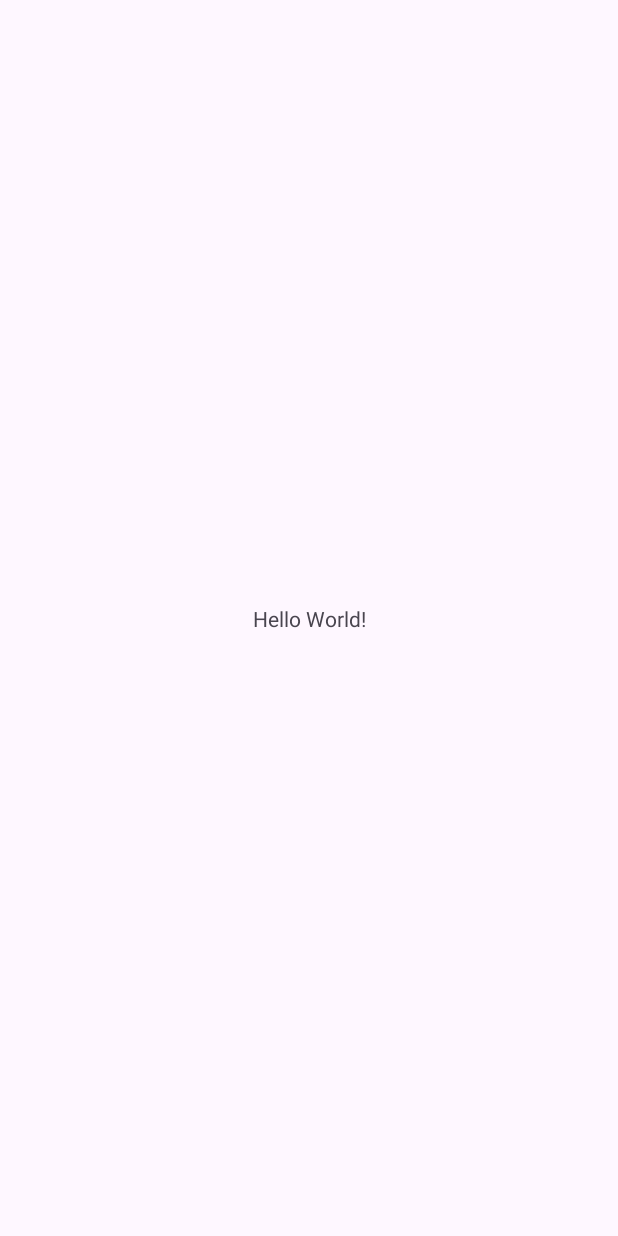
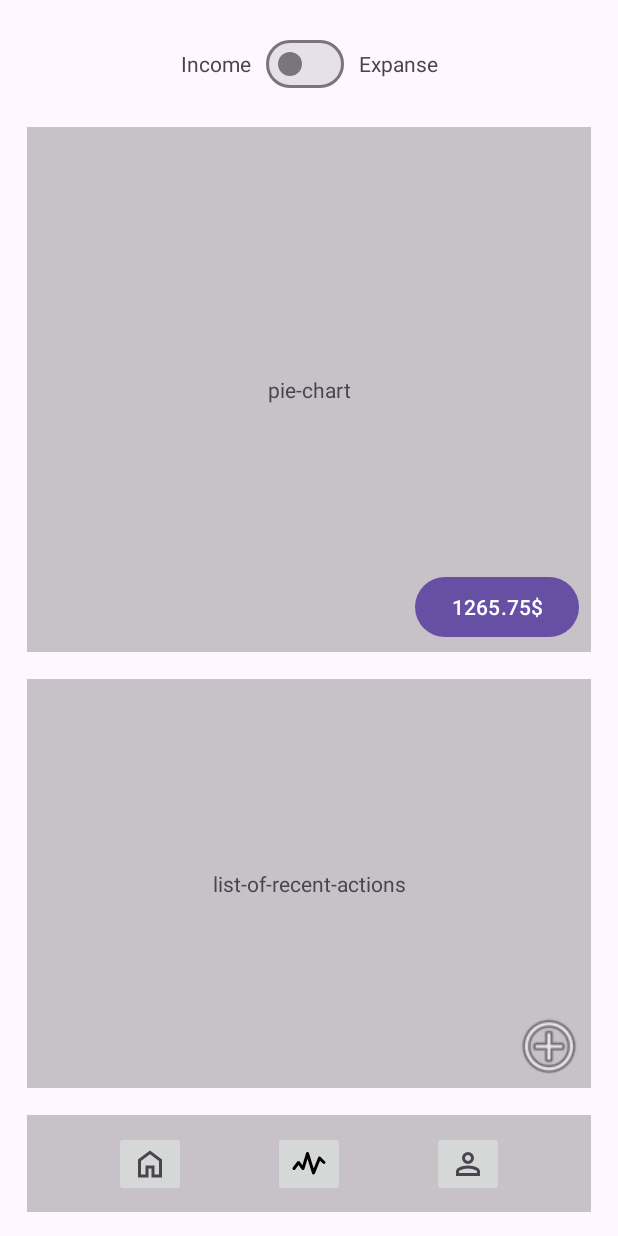
Before and after one commit to Ch-Tima/WalletTracker, an Android app: the screen it shows after launch (MainActivity), on a phone screen of 412 x 824 dp. Before the commit the screen is almost empty. Run offline under Robolectric (Android 15) with nearby library versions, the light colour scheme and no system bars; our stand-ins replace Room's generated code, RxJava.

Commit message:
Added home-fragment sketch and transaction creation dialog

```diff
--- a/WalletTracker/app/src/main/java/com/chtima/wallettracker/MainActivity.java
+++ b/WalletTracker/app/src/main/java/com/chtima/wallettracker/MainActivity.java
@@ -1,15 +1,12 @@
 package com.chtima.wallettracker;
 
-import android.content.SharedPreferences;
 import android.os.Bundle;
 import android.util.Log;
 
 import androidx.appcompat.app.AppCompatActivity;
-import androidx.room.Room;
-import androidx.room.RoomDatabase;
-import androidx.sqlite.db.SupportSQLiteDatabase;
 
 import com.chtima.wallettracker.dao.AppDatabase;
+import com.chtima.wallettracker.fragments.HomeFragment;
 import com.chtima.wallettracker.models.Category;
 import com.chtima.wallettracker.models.CategoryWithTransactions;
 import com.chtima.wallettracker.models.Transaction;
@@ -26,23 +23,19 @@ import io.reactivex.rxjava3.schedulers.Schedulers;
 
 public class MainActivity extends AppCompatActivity {
 
-    private final String FIRST_RUN = "first-run";
-
-    SharedPreferences prefs = null;
-
-
     @Override
     protected void onCreate(Bundle savedInstanceState) {
         super.onCreate(savedInstanceState);
-
-        prefs = getSharedPreferences(this.getPackageName(), MODE_PRIVATE);
-        boolean f = prefs.getBoolean("FIRST_RUN", true);
 
         setContentView(R.layout.activity_main);
 
         AppDatabase db = AppDatabase.getInstance(this.getApplicationContext());
 
         getAllCategory(db);
+
+        getSupportFragmentManager().beginTransaction()
+                .replace(R.id.main_fragment_container, HomeFragment.newInstance(), HomeFragment.class.getName())
+                .commit();
 
     }
 
--- /dev/null
+++ b/WalletTracker/app/src/main/java/com/chtima/wallettracker/fragments/HomeFragment.java
@@ -0,0 +1,49 @@
+package com.chtima.wallettracker.fragments;
+
+import android.os.Bundle;
+
+import androidx.appcompat.app.AlertDialog;
+import androidx.fragment.app.Fragment;
+
+import android.view.LayoutInflater;
+import android.view.View;
+import android.view.ViewGroup;
+import android.widget.Button;
+import android.widget.ImageButton;
+
+import com.chtima.wallettracker.R;
+
+public class HomeFragment extends Fragment {
+
+
+    public static HomeFragment newInstance() {
+        HomeFragment fragment = new HomeFragment();
+        Bundle args = new Bundle();
+        fragment.setArguments(args);
+        return fragment;
+    }
+
+    @Override
+    public void onCreate(Bundle savedInstanceState) {
+        super.onCreate(savedInstanceState);
+    }
+
+    @Override
+    public View onCreateView(LayoutInflater inflater, ViewGroup container,
+                             Bundle savedInstanceState) {
+        // Inflate the layout for this fragment
+        View view = inflater.inflate(R.layout.fragment_home, container, false);
+
+        ((ImageButton)view.findViewById(R.id.btn_add)).setOnClickListener(x -> {
+//            AlertDialog.Builder builder = new AlertDialog.Builder(getContext());
+//            builder.setView(R.layout.fragment_add_transaction_dialog);
+//            builder.set
+//            builder.create().show();
+
+            AddTransactionDialogFragment dialogFragment = AddTransactionDialogFragment.newInstance();
+            dialogFragment.show(getChildFragmentManager(), AddTransactionDialogFragment.class.getName());
+        });
+
+        return view;
+    }
+}
--- /dev/null
+++ b/WalletTracker/app/src/main/res/drawable/activit.xml
@@ -0,0 +1,12 @@
+<?xml version="1.0" encoding="utf-8"?>
+<vector xmlns:android="http://schemas.android.com/apk/res/android"
+    android:width="24dp"
+    android:height="24dp"
+    android:viewportWidth="24"
+    android:viewportHeight="24">
+
+    <path
+        android:fillColor="#000000"
+        android:fillType="evenOdd"
+        android:pathData="M10.9965 4.00001C11.4368 3.99846 11.8263 4.28508 11.9558 4.70591L15.1231 14.9997L18.0715 7.62861C18.1964 7.31651 18.4697 7.08801 18.7989 7.02042C19.1282 6.95284 19.4694 7.0552 19.7071 7.29289L22.7071 10.2929C23.0976 10.6834 23.0976 11.3166 22.7071 11.7071C22.3166 12.0976 21.6834 12.0976 21.2929 11.7071L19.3652 9.77946L15.9285 18.3714C15.771 18.765 15.3826 19.0165 14.959 18.9992C14.5355 18.9818 14.1689 18.6992 14.0442 18.2941L11.0121 8.43973L8.95782 15.2873C8.84938 15.6488 8.54667 15.9185 8.17511 15.9845C7.80355 16.0506 7.42643 15.9019 7.2 15.6L5 12.6667L2.8 15.6C2.46863 16.0418 1.84183 16.1314 1.4 15.8C0.95817 15.4686 0.868627 14.8418 1.2 14.4L4.2 10.4C4.38885 10.1482 4.68524 10 5 10C5.31475 10 5.61114 10.1482 5.8 10.4L7.6114 12.8152L10.0422 4.71265C10.1687 4.29092 10.5562 4.00156 10.9965 4.00001Z" />
+</vector>
--- /dev/null
+++ b/WalletTracker/app/src/main/res/drawable/home_24px.xml
@@ -0,0 +1,10 @@
+<vector xmlns:android="http://schemas.android.com/apk/res/android"
+    android:width="24dp"
+    android:height="24dp"
+    android:viewportWidth="960"
+    android:viewportHeight="960"
+    android:tint="?attr/colorControlNormal">
+  <path
+      android:fillColor="@android:color/white"
+      android:pathData="M240,760L360,760L360,520L600,520L600,760L720,760L720,400L480,220L240,400L240,760ZM160,840L160,360L480,120L800,360L800,840L520,840L520,600L440,600L440,840L160,840ZM480,490L480,490L480,490L480,490L480,490L480,490L480,490L480,490L480,490L480,490Z"/>
+</vector>
--- /dev/null
+++ b/WalletTracker/app/src/main/res/drawable/person_24px.xml
@@ -0,0 +1,10 @@
+<vector xmlns:android="http://schemas.android.com/apk/res/android"
+    android:width="24dp"
+    android:height="24dp"
+    android:viewportWidth="960"
+    android:viewportHeight="960"
+    android:tint="?attr/colorControlNormal">
+  <path
+      android:fillColor="@android:color/white"
+      android:pathData="M480,480Q414,480 367,433Q320,386 320,320Q320,254 367,207Q414,160 480,160Q546,160 593,207Q640,254 640,320Q640,386 593,433Q546,480 480,480ZM160,800L160,688Q160,654 177.5,625.5Q195,597 224,582Q286,551 350,535.5Q414,520 480,520Q546,520 610,535.5Q674,551 736,582Q765,597 782.5,625.5Q800,654 800,688L800,800L160,800ZM240,720L720,720L720,688Q720,677 714.5,668Q709,659 700,654Q646,627 591,613.5Q536,600 480,600Q424,600 369,613.5Q314,627 260,654Q251,659 245.5,668Q240,677 240,688L240,720ZM480,400Q513,400 536.5,376.5Q560,353 560,320Q560,287 536.5,263.5Q513,240 480,240Q447,240 423.5,263.5Q400,287 400,320Q400,353 423.5,376.5Q447,400 480,400ZM480,320Q480,320 480,320Q480,320 480,320Q480,320 480,320Q480,320 480,320Q480,320 480,320Q480,320 480,320Q480,320 480,320Q480,320 480,320ZM480,720L480,720Q480,720 480,720Q480,720 480,720Q480,720 480,720Q480,720 480,720Q480,720 480,720Q480,720 480,720Q480,720 480,720Q480,720 480,720L480,720L480,720Z"/>
+</vector>
--- a/WalletTracker/app/src/main/res/layout/activity_main.xml
+++ b/WalletTracker/app/src/main/res/layout/activity_main.xml
@@ -2,18 +2,13 @@
 <androidx.constraintlayout.widget.ConstraintLayout xmlns:android="http://schemas.android.com/apk/res/android"
     xmlns:app="http://schemas.android.com/apk/res-auto"
     xmlns:tools="http://schemas.android.com/tools"
-    android:id="@+id/main"
     android:layout_width="match_parent"
     android:layout_height="match_parent"
     tools:context=".MainActivity">
 
-    <TextView
-        android:layout_width="wrap_content"
-        android:layout_height="wrap_content"
-        android:text="Hello World!"
-        app:layout_constraintBottom_toBottomOf="parent"
-        app:layout_constraintEnd_toEndOf="parent"
-        app:layout_constraintStart_toStartOf="parent"
-        app:layout_constraintTop_toTopOf="parent" />
+    <androidx.fragment.app.FragmentContainerView
+        android:id="@+id/main_fragment_container"
+        android:layout_width="match_parent"
+        android:layout_height="match_parent"/>
 
 </androidx.constraintlayout.widget.ConstraintLayout>
--- /dev/null
+++ b/WalletTracker/app/src/main/res/layout/fragment_home.xml
@@ -0,0 +1,168 @@
+<?xml version="1.0" encoding="utf-8"?>
+<FrameLayout xmlns:android="http://schemas.android.com/apk/res/android"
+    xmlns:tools="http://schemas.android.com/tools"
+    android:layout_width="match_parent"
+    android:layout_height="match_parent"
+    xmlns:app="http://schemas.android.com/apk/res-auto"
+    tools:context=".fragments.HomeFragment">
+
+
+    <androidx.constraintlayout.widget.ConstraintLayout
+        android:layout_width="match_parent"
+        android:layout_height="match_parent">
+
+        <LinearLayout
+            android:id="@+id/linearLayout"
+            android:layout_width="wrap_content"
+            android:layout_height="wrap_content"
+            android:orientation="horizontal"
+            app:layout_constraintBottom_toTopOf="@+id/pie_chart"
+            app:layout_constraintEnd_toEndOf="parent"
+            app:layout_constraintStart_toStartOf="parent"
+            app:layout_constraintTop_toTopOf="parent">
+
+            <TextView
+                android:layout_width="wrap_content"
+                android:layout_height="wrap_content"
+                android:text="@string/income" />
+
+            <com.google.android.material.materialswitch.MaterialSwitch
+                android:layout_width="wrap_content"
+                android:layout_height="wrap_content"
+                android:layout_marginHorizontal="10dp" />
+
+            <TextView
+                android:layout_width="wrap_content"
+                android:layout_height="wrap_content"
+                android:text="@string/expanse" />
+        </LinearLayout>
+
+        <androidx.constraintlayout.widget.ConstraintLayout
+            android:id="@+id/pie_chart"
+            android:layout_width="match_parent"
+            android:layout_height="wrap_content"
+            android:layout_marginHorizontal="18dp"
+            android:background="@color/cardview_shadow_start_color"
+            android:minHeight="350dp"
+            app:layout_constraintBottom_toBottomOf="parent"
+            app:layout_constraintHorizontal_bias="0.457"
+            app:layout_constraintLeft_toLeftOf="parent"
+            app:layout_constraintRight_toRightOf="parent"
+            app:layout_constraintTop_toTopOf="parent"
+            app:layout_constraintVertical_bias="0.178">
+
+
+            <Button
+                android:layout_width="wrap_content"
+                android:layout_height="wrap_content"
+                android:text="1265.75$"
+                app:layout_constraintBottom_toBottomOf="parent"
+                app:layout_constraintEnd_toEndOf="parent"
+                app:layout_constraintHorizontal_bias="0.97"
+                app:layout_constraintStart_toStartOf="parent"
+                app:layout_constraintTop_toTopOf="parent"
+                app:layout_constraintVertical_bias="0.98" />
+
+            <TextView
+                android:id="@+id/textView1"
+                android:layout_width="wrap_content"
+                android:layout_height="wrap_content"
+                android:text="pie-chart"
+                app:layout_constraintBottom_toBottomOf="parent"
+                app:layout_constraintEnd_toEndOf="parent"
+                app:layout_constraintStart_toStartOf="parent"
+                app:layout_constraintTop_toTopOf="parent" />
+        </androidx.constraintlayout.widget.ConstraintLayout>
+
+        <androidx.constraintlayout.widget.ConstraintLayout
+            android:id="@+id/constraintLayout3"
+            android:layout_width="match_parent"
+            android:layout_height="0dp"
+            android:layout_marginHorizontal="18dp"
+            android:layout_marginVertical="18dp"
+            android:background="@color/cardview_shadow_start_color"
+            android:minHeight="100dp"
+            app:layout_constraintBottom_toTopOf="@+id/constraintLayout2"
+            app:layout_constraintEnd_toEndOf="parent"
+            app:layout_constraintHorizontal_bias="0.0"
+            app:layout_constraintStart_toStartOf="parent"
+            app:layout_constraintTop_toBottomOf="@+id/pie_chart"
+            app:layout_constraintVertical_bias="0.514">
+
+            <TextView
+                android:id="@+id/textView2"
+                android:layout_width="wrap_content"
+                android:layout_height="wrap_content"
+                android:text="list-of-recent-actions"
+                app:layout_constraintBottom_toBottomOf="parent"
+                app:layout_constraintEnd_toEndOf="parent"
+                app:layout_constraintStart_toStartOf="parent"
+                app:layout_constraintTop_toTopOf="parent" />
+
+            <ImageButton
+                android:id="@+id/btn_add"
+                android:layout_width="wrap_content"
+                android:layout_height="wrap_content"
+                android:adjustViewBounds="true"
+                android:background="@color/transparent"
+                android:scaleType="fitXY"
+                android:scaleX="1.5"
+                android:scaleY="1.5"
+                android:src="@android:drawable/ic_menu_add"
+                app:layout_constraintTop_toTopOf="parent"
+                app:layout_constraintBottom_toBottomOf="parent"
+                app:layout_constraintLeft_toLeftOf="parent"
+                app:layout_constraintRight_toRightOf="parent"
+                app:layout_constraintHorizontal_bias="0.965"
+                app:layout_constraintVertical_bias="0.95"/>
+
+        </androidx.constraintlayout.widget.ConstraintLayout>
+
+        <androidx.constraintlayout.widget.ConstraintLayout
+            android:id="@+id/constraintLayout2"
+            android:layout_width="match_parent"
+            android:layout_height="wrap_content"
+            android:layout_marginHorizontal="18dp"
+            android:background="@color/cardview_shadow_start_color"
+            android:minHeight="65dp"
+            app:layout_constraintBottom_toBottomOf="parent"
+            app:layout_constraintLeft_toLeftOf="parent"
+            app:layout_constraintRight_toRightOf="parent"
+            app:layout_constraintTop_toBottomOf="@id/pie_chart"
+            app:layout_constraintVertical_bias="0.95">
+
+            <ImageButton
+                android:id="@+id/bnt_home"
+                android:layout_width="wrap_content"
+                android:layout_height="wrap_content"
+                android:src="@drawable/home_24px"
+                app:layout_constraintBottom_toBottomOf="parent"
+                app:layout_constraintLeft_toLeftOf="parent"
+                app:layout_constraintRight_toLeftOf="@id/btn_activity"
+                app:layout_constraintTop_toTopOf="parent" />
+
+            <ImageButton
+                android:id="@+id/btn_activity"
+                android:layout_width="wrap_content"
+                android:layout_height="wrap_content"
+                android:src="@drawable/activit"
+                app:layout_constraintBottom_toBottomOf="parent"
+                app:layout_constraintLeft_toRightOf="@id/bnt_home"
+                app:layout_constraintRight_toLeftOf="@id/bnt_profile"
+                app:layout_constraintTop_toTopOf="parent" />
+
+            <ImageButton
+                android:id="@+id/bnt_profile"
+                android:layout_width="wrap_content"
+                android:layout_height="wrap_content"
+                android:src="@drawable/person_24px"
+                app:layout_constraintBottom_toBottomOf="parent"
+                app:layout_constraintRight_toRightOf="parent"
+                app:layout_constraintLeft_toRightOf="@id/btn_activity"
+                app:layout_constraintTop_toTopOf="parent" />
+
+        </androidx.constraintlayout.widget.ConstraintLayout>
+
+    </androidx.constraintlayout.widget.ConstraintLayout>
+
+</FrameLayout>
--- a/WalletTracker/app/src/main/res/values/colors.xml
+++ b/WalletTracker/app/src/main/res/values/colors.xml
@@ -2,4 +2,5 @@
 <resources>
     <color name="black">#FF000000</color>
     <color name="white">#FFFFFFFF</color>
+    <color name="transparent">#000000FF</color>
 </resources>
```
Also changed, not shown: WalletTracker/app/src/main/java/com/chtima/wallettracker/fragments/AddTransactionDialogFragment.java (added, +49 -0 lines), WalletTracker/app/src/main/res/drawable/settings_24px.xml (added, +10 -0 lines), WalletTracker/app/src/main/res/layout/fragment_add_transaction_dialog.xml (added, +161 -0 lines), WalletTracker/app/src/main/res/values/strings.xml (+12 -0 lines).
